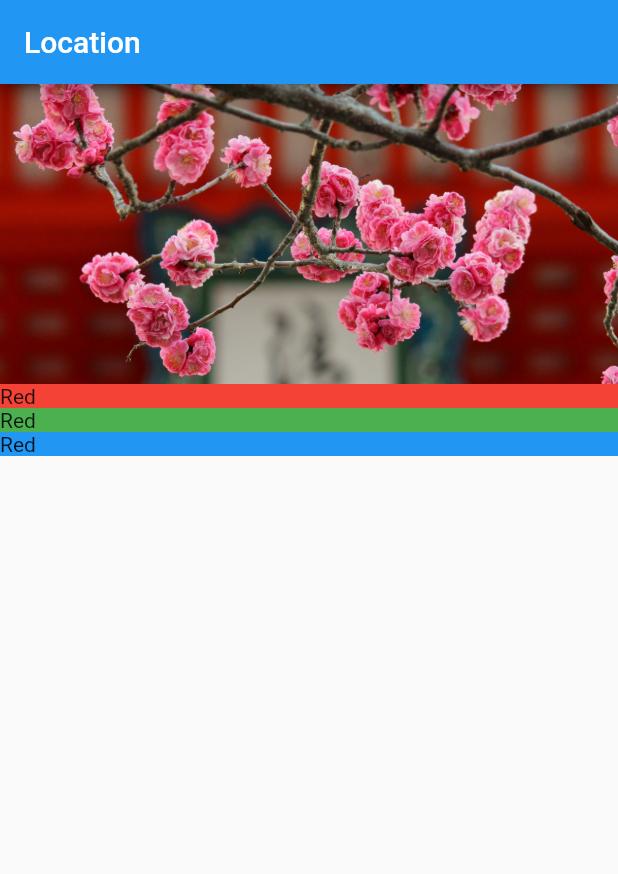
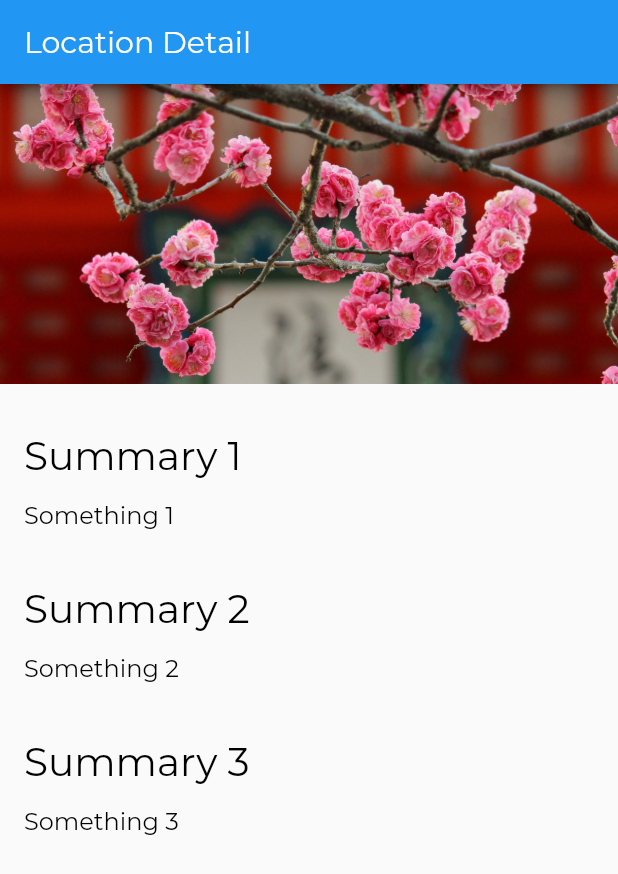
Before and after one commit to jagdeesh94/flutter-cc, a Flutter app: the screen it shows after launch, on a phone screen of 412 x 824 dp. Shown: the top 874 px of the screen. Run offline on Flutter 3.47's test engine with Material 2 defaults, Android fonts, the phone set to English and light mode, and no system bars.

Commit message:
ep4: text,fonts,themedata

```diff
--- a/lib/main.dart
+++ b/lib/main.dart
@@ -1,4 +1,5 @@
 import 'package:flutter/material.dart';
+import 'package:flutter_cc/style.dart';
 
 import 'screens/location_detail/location_detail.dart';
 
@@ -11,8 +12,15 @@ class MyApp extends StatelessWidget {
   @override
   Widget build(BuildContext context) {
     return MaterialApp(
-      title: 'Flutter Demo',
+      title: 'Flutter CC',
       theme: ThemeData(
+        appBarTheme: AppBarTheme(
+          textTheme: TextTheme(title: AppBarTextStyle)
+        ),
+        textTheme: TextTheme(
+          title: TitleTextStyle,
+          body1: Body1TextStyle
+        ),
         primarySwatch: Colors.blue,
         visualDensity: VisualDensity.adaptivePlatformDensity,
       ),
--- a/lib/screens/location_detail/location_detail.dart
+++ b/lib/screens/location_detail/location_detail.dart
@@ -8,16 +8,16 @@ class LocationDetail extends StatelessWidget {
   Widget build(BuildContext context) {
     return Scaffold(
       appBar: AppBar(
-        title: Text('Location'),
+        title: Text('Location Detail'),
       ),
       body: Column(
         mainAxisAlignment: MainAxisAlignment.start,
         crossAxisAlignment: CrossAxisAlignment.stretch,
         children: [
           ImageBanner("assets/images/kiyomizu-dera.jpg"),
-          TextSection(Colors.red),
-          TextSection(Colors.green),
-          TextSection(Colors.blue),
+          TextSection("Summary 1","Something 1"),
+          TextSection("Summary 2","Something 2"),
+          TextSection("Summary 3","Something 3"),
         ]
       ),
     );
--- a/lib/screens/location_detail/text_section.dart
+++ b/lib/screens/location_detail/text_section.dart
@@ -2,16 +2,28 @@ import 'package:flutter/material.dart';
 
 class TextSection extends StatelessWidget {
 
-  final Color _color;
-  TextSection(this._color);
+  final String _title;
+  final String _body;
+  static const double _hPad = 16.0; //only static fields can be declared const inside a class !
+
+  TextSection(this._title,this._body);
 
   @override
   Widget build(BuildContext context) {
-    return Container(
-      decoration: BoxDecoration(
-          color: _color
-      ),
-      child: Text('Red')
+    return Column(
+      mainAxisAlignment: MainAxisAlignment.start,
+      crossAxisAlignment: CrossAxisAlignment.stretch,
+      children: <Widget>[
+        //Padding widget instead of Container will also give the same result !
+        Container(
+          padding: const EdgeInsets.fromLTRB(_hPad,32.0,_hPad,4.0),
+          child: Text(_title,style: Theme.of(context).textTheme.title),
+        ),
+        Container(
+          padding: const EdgeInsets.fromLTRB(_hPad,10.0,_hPad,4.0),
+          child: Text(_body,style: Theme.of(context).textTheme.body1),
+        )
+      ],
     );
   }
 }
--- /dev/null
+++ b/lib/style.dart
@@ -0,0 +1,28 @@
+import 'package:flutter/material.dart';
+
+const LargeTextSize = 26.0;
+const MediumTextSize = 20.0;
+const BodyTextSize = 16.0;
+
+const String FontNameDefault = 'Montserrat';
+
+const AppBarTextStyle = TextStyle(
+  fontFamily: FontNameDefault,
+  fontWeight: FontWeight.w300,
+  fontSize: MediumTextSize,
+  color: Colors.white
+);
+
+const TitleTextStyle = TextStyle(
+    fontFamily: FontNameDefault,
+    fontWeight: FontWeight.w300,
+    fontSize: LargeTextSize,
+    color: Colors.black
+);
+
+const Body1TextStyle = TextStyle(
+    fontFamily: FontNameDefault,
+    fontWeight: FontWeight.w300,
+    fontSize: BodyTextSize,
+    color: Colors.black
+);
```
Also changed, not shown: pubspec.yaml (+8 -0 lines).
